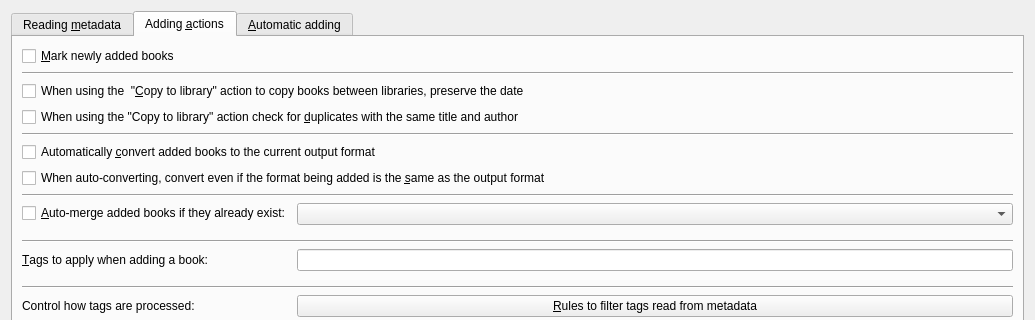
Qt form src/calibre/gui2/preferences/adding.ui (debian-calibre/calibre) before a commit; both pictures show x 0 to 1035 and y 0 to 320 of the 1035 by 547 pixel window.
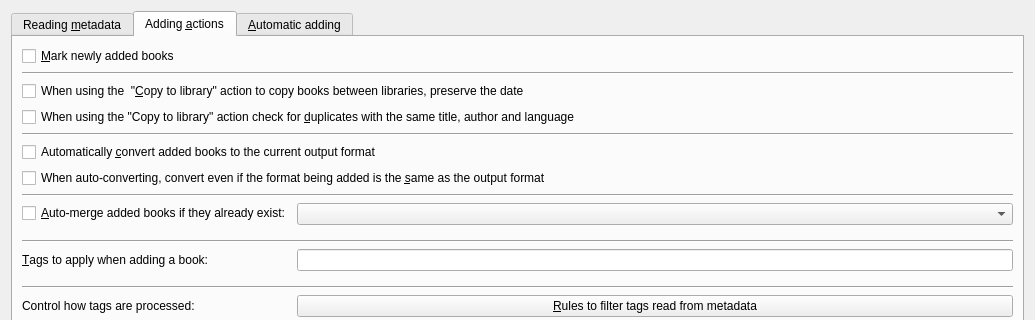
The same form after that commit. The open tabs and pages were chosen to show the change. Icons and pictures are not drawn.

The edit to the form file:
```diff
--- a/src/calibre/gui2/preferences/adding.ui
+++ b/src/calibre/gui2/preferences/adding.ui
@@ -111,7 +111,7 @@
        <item row="3" column="0" colspan="2">
         <widget class="QCheckBox" name="opt_check_for_dupes_on_ctl">
          <property name="text">
-          <string>When using the &quot;Copy to library&quot; action check for &amp;duplicates with the same title and author</string>
+          <string>When using the &quot;Copy to library&quot; action check for &amp;duplicates with the same title, author and language</string>
          </property>
         </widget>
        </item>
```
Left out of the diff: 2 changed lines with no effect on the pictures.
